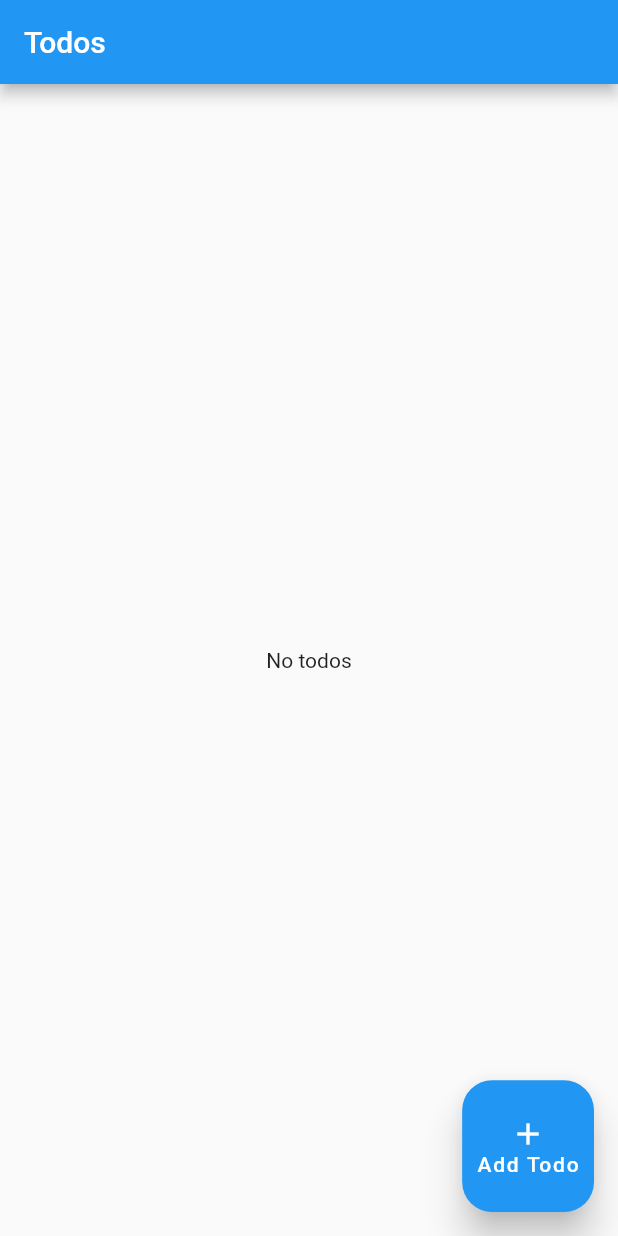
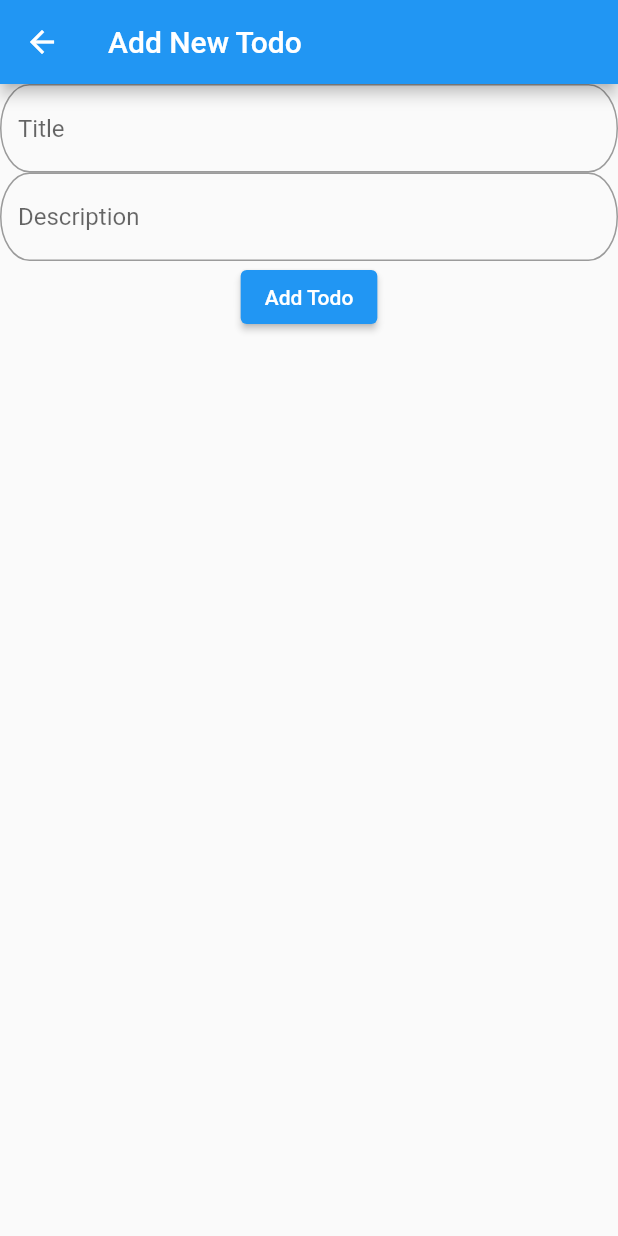
Before and after one commit to yagizdo/todo_app_airtable, a Flutter app: the screen it shows after launch, after a tap on "Add Todo", on a phone screen of 412 x 824 dp. Run offline on Flutter 3.47's test engine with Material 2 defaults, Android fonts, the phone set to English and light mode, and no system bars; our stand-ins replace bloc, dio, flutter_dotenv, flutter_screenutil; network calls fail.

Commit message:
added add todo view

```diff
--- /dev/null
+++ b/lib/view/add_todo_view.dart
@@ -0,0 +1,74 @@
+import 'package:flutter/material.dart';
+
+class AddTodoView extends StatefulWidget {
+  const AddTodoView({Key? key}) : super(key: key);
+
+  @override
+  State<AddTodoView> createState() => _AddTodoViewState();
+}
+
+class _AddTodoViewState extends State<AddTodoView> {
+  // Title Controller
+  late TextEditingController titleController;
+
+  // Description Controller
+  late TextEditingController descController;
+
+  @override
+  void initState() {
+    titleController = TextEditingController();
+    descController = TextEditingController();
+    super.initState();
+  }
+
+  @override
+  void dispose() {
+    titleController.dispose();
+    descController.dispose();
+    super.dispose();
+  }
+
+  @override
+  Widget build(BuildContext context) {
+    return Scaffold(
+      appBar: AppBar(
+        title: const Text('Add New Todo'),
+      ),
+      body: Form(
+        child: Column(
+          children: [
+            // Title
+            TextFormField(
+              controller: titleController,
+              decoration: const InputDecoration(
+                hintText: 'Title',
+                border: OutlineInputBorder(
+                    borderRadius: BorderRadius.all(
+                  Radius.elliptical(20, 30),
+                )),
+              ),
+            ),
+
+            // Description
+            TextFormField(
+              controller: descController,
+              decoration: const InputDecoration(
+                hintText: 'Description',
+                border: OutlineInputBorder(
+                    borderRadius: BorderRadius.all(
+                  Radius.elliptical(20, 30),
+                )),
+              ),
+            ),
+
+            // Add To-do Button
+            ElevatedButton(
+              onPressed: () {},
+              child: const Text('Add Todo'),
+            ),
+          ],
+        ),
+      ),
+    );
+  }
+}
--- a/lib/view/home_view.dart
+++ b/lib/view/home_view.dart
@@ -1,6 +1,7 @@
 import 'package:flutter/material.dart';
 import 'package:flutter_screenutil/flutter_screenutil.dart';
 import 'package:todo_app_airtable/core/network_service.dart';
+import 'package:todo_app_airtable/view/add_todo_view.dart';
 import 'package:todo_app_airtable/widget/todo_builder.dart';
 
 class HomeView extends StatefulWidget {
@@ -32,7 +33,14 @@ class _HomeViewState extends State<HomeView> {
               Radius.circular(20),
             ),
           ),
-          onPressed: () {},
+          onPressed: () {
+            Navigator.push(
+              context,
+              MaterialPageRoute(
+                builder: (context) => const AddTodoView(),
+              ),
+            );
+          },
           child: Column(
             crossAxisAlignment: CrossAxisAlignment.center,
             mainAxisAlignment: MainAxisAlignment.center,
```
